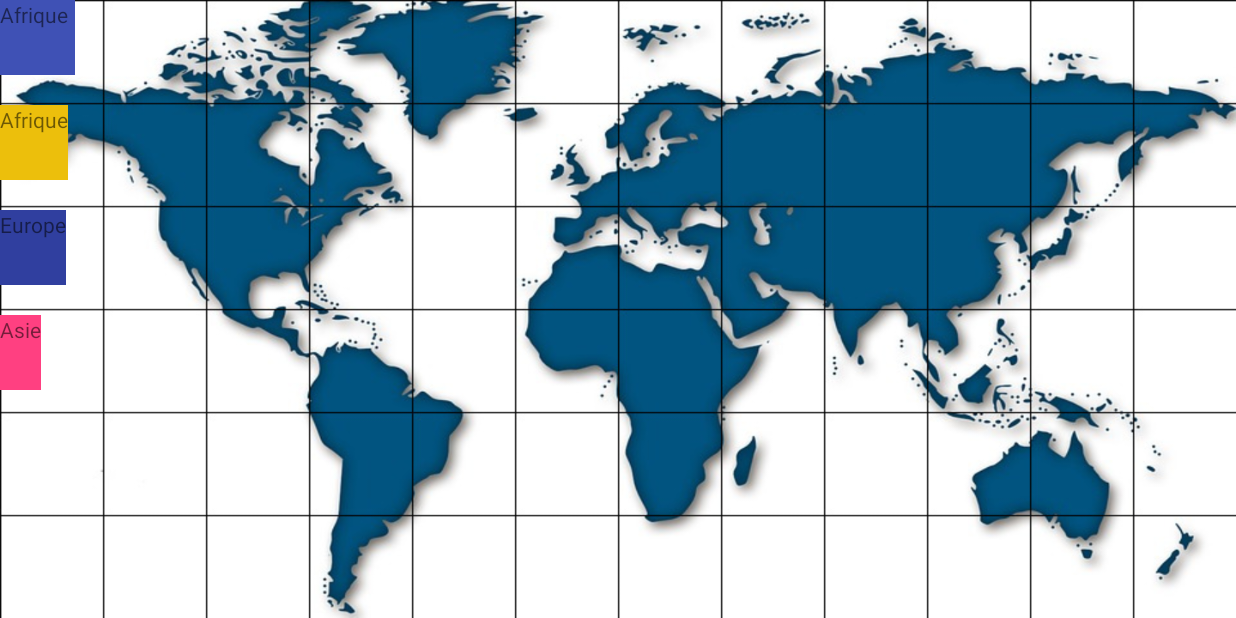
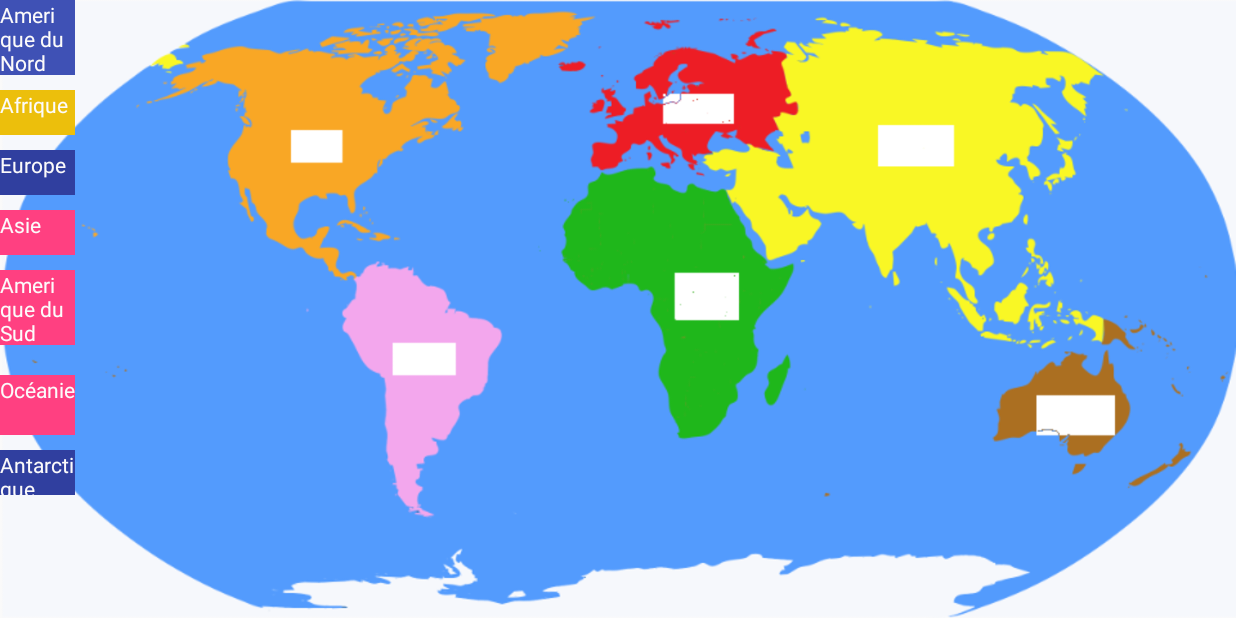
Before and after one commit to RumblingBee/ProjetTutoreAndroid, an Android app: the GeographyTag screen opened directly, with no data from a screen before it, on a phone screen of 824 x 412 dp (held sideways). Run offline under Robolectric (Android 15) with nearby library versions, the phone set to English and light mode, and no system bars.

Commit message:
geography tag fonctionnel avec 7 continents/ musique

```diff
--- a/app/src/main/java/com/example/cassa/entrainementprojettut/GeographyTag.java
+++ b/app/src/main/java/com/example/cassa/entrainementprojettut/GeographyTag.java
@@ -2,6 +2,7 @@ package com.example.cassa.entrainementprojettut;
 
 import android.annotation.SuppressLint;
 import android.graphics.Color;
+import android.media.MediaPlayer;
 import android.os.Bundle;
 import android.view.MotionEvent;
 import android.view.View;
@@ -21,10 +22,15 @@ public class GeographyTag extends GameActivity {
     private TextView mEtiquette2;
     private TextView mEtiquette3;
     private TextView mEtiquette4;
+    private TextView mEtiquette5;
+    private TextView mEtiquette6;
+    private TextView mEtiquette7;
 
     private int nbBonneReponse;
     private int xDelta;
     private int yDelta;
+
+    private MediaPlayer playerEvent;
 
     @Override
     protected void onCreate(Bundle savedInstanceState) {
@@ -36,14 +42,20 @@ public class GeographyTag extends GameActivity {
         mEtiquette2 = (TextView) findViewById(R.id.activity_geographytag_etiquette2_textView);
         mEtiquette3 = (TextView) findViewById(R.id.activity_geographytag_etiquette3_textView);
         mEtiquette4 = (TextView) findViewById(R.id.activity_geographytag_etiquette4_textView);
+        mEtiquette5 = (TextView) findViewById(R.id.activity_geographytag_etiquette5_textView);
+        mEtiquette6 = (TextView) findViewById(R.id.activity_geographytag_etiquette6_textView);
+        mEtiquette7 = (TextView) findViewById(R.id.activity_geographytag_etiquette7_textView);
 
         nbBonneReponse=0;
 
         //On crée les étiquettes
-        Etiquette etiquette1 = new Etiquette("Amerique du Nord",retourTailleEcran()/3,retourTailleEcran()/2,getHauteurEcran()/3,getHauteurEcran());
-        Etiquette etiquette2 = new Etiquette("Afrique",retourTailleEcran()/3,retourTailleEcran()/2,getHauteurEcran()/3,getHauteurEcran());
-        Etiquette etiquette3 = new Etiquette("Europe",retourTailleEcran()*5/12,retourTailleEcran()*7/12,getHauteurEcran()/6,getHauteurEcran()*3/12);
-        Etiquette etiquette4 = new Etiquette("Asie",retourTailleEcran()/3,retourTailleEcran()/2,getHauteurEcran()/3,getHauteurEcran());
+        Etiquette etiquette1 = new Etiquette("Amerique du Nord",retourTailleEcran()*8/48,retourTailleEcran()*3/12,getHauteurEcran()*1/12,getHauteurEcran()*5/24);
+        Etiquette etiquette2 = new Etiquette("Afrique",retourTailleEcran()/2,retourTailleEcran()*7/12,getHauteurEcran()*9/24,getHauteurEcran()*11/24);
+        Etiquette etiquette3 = new Etiquette("Europe",retourTailleEcran()*11/24,retourTailleEcran()*13/24,getHauteurEcran()/12,getHauteurEcran()*2/12);
+        Etiquette etiquette4 = new Etiquette("Asie",retourTailleEcran()*8/12,retourTailleEcran()*18/24,getHauteurEcran()*2/12,getHauteurEcran()*5/24);
+        Etiquette etiquette5 = new Etiquette("Amerique du Sud",retourTailleEcran()*3/12,retourTailleEcran()*4/12,getHauteurEcran()*5/12,getHauteurEcran()*13/24);
+        Etiquette etiquette6 = new Etiquette("Océanie",retourTailleEcran()*19/24,retourTailleEcran()*21/24,getHauteurEcran()*13/24,getHauteurEcran()*15/24);
+        Etiquette etiquette7 = new Etiquette("Antarctique",retourTailleEcran()*3/12,retourTailleEcran()*17/24,getHauteurEcran()*10/12,getHauteurEcran()*11/12);
 
 
         //On attribue la zone de victoire à la textView
@@ -51,25 +63,43 @@ public class GeographyTag extends GameActivity {
         mEtiquette2.setTag(etiquette2.getZoneVictoire());
         mEtiquette3.setTag(etiquette3.getZoneVictoire());
         mEtiquette4.setTag(etiquette4.getZoneVictoire());
+        mEtiquette5.setTag(etiquette5.getZoneVictoire());
+        mEtiquette6.setTag(etiquette6.getZoneVictoire());
+        mEtiquette7.setTag(etiquette7.getZoneVictoire());
 
         //On leur met un nom
         mEtiquette1.setText(etiquette1.getNom());
         mEtiquette2.setText(etiquette2.getNom());
         mEtiquette3.setText(etiquette3.getNom());
         mEtiquette4.setText(etiquette4.getNom());
+        mEtiquette5.setText(etiquette5.getNom());
+        mEtiquette6.setText(etiquette6.getNom());
+        mEtiquette7.setText(etiquette7.getNom());
 
 
         //On lui met le nom de l'étiquette
-        mEtiquette1.setText(etiquette2.getNom());
+        mEtiquette1.setText(etiquette1.getNom());
         mEtiquette2.setText(etiquette2.getNom());
         mEtiquette3.setText(etiquette3.getNom());
         mEtiquette4.setText(etiquette4.getNom());
+        mEtiquette5.setText(etiquette5.getNom());
+        mEtiquette6.setText(etiquette6.getNom());
+        mEtiquette7.setText(etiquette7.getNom());
 
         //On rend la textView "dragable"
         mEtiquette1.setOnTouchListener(onTouchListener());
         mEtiquette2.setOnTouchListener(onTouchListener());
         mEtiquette3.setOnTouchListener(onTouchListener());
         mEtiquette4.setOnTouchListener(onTouchListener());
+        mEtiquette5.setOnTouchListener(onTouchListener());
+        mEtiquette6.setOnTouchListener(onTouchListener());
+        mEtiquette7.setOnTouchListener(onTouchListener());
+
+        //On lance la musique
+        lancerBgMusique(GeographyTag.this,R.raw.geography_music);
+
+
+        playerEvent= MediaPlayer.create(GeographyTag.this,R.raw.envent_sound);
 
 
     }
@@ -102,14 +132,15 @@ public class GeographyTag extends GameActivity {
                         break;
 
                     case MotionEvent.ACTION_UP:
-                        Toast toast;
-                        toast=Toast.makeText(getApplicationContext(),"x="+((x-xDelta)*12)/retourTailleEcran()+"/12 y="+((y-yDelta)*6)/getHauteurEcran()+"/6",Toast.LENGTH_SHORT);
-                        toast.show();
+                        /*Toast toast;
+                        toast=Toast.makeText(getApplicationContext(),"x="+((x-xDelta)*12)/retourTailleEcran()+"/12 y="+((y-yDelta)*12)/getHauteurEcran()+"/12",Toast.LENGTH_SHORT);
+                        toast.show();*/
 
                        if (verifierZone((float[])view.getTag(),(x-xDelta),(y-yDelta))){
                            view.setEnabled(false);
 
                            view.setBackgroundColor(Color.GREEN);
+                           playerEvent.start();
 
                        }
 
@@ -124,7 +155,7 @@ public class GeographyTag extends GameActivity {
         if( positionX >= zoneVictoireEtiquette[0] && positionX <= zoneVictoireEtiquette[1] && positionY>= zoneVictoireEtiquette[2] && positionY <= zoneVictoireEtiquette[3]){
          afficherTexte("Bravo!");
             nbBonneReponse++;
-            if(nbBonneReponse==4){
+            if(nbBonneReponse==7){
                 afficherEcranFin(GeographyTag.this,true,false,0);
             }
             return true;
@@ -133,4 +164,19 @@ public class GeographyTag extends GameActivity {
 
         return false;
     }
+
+    @Override
+    public void onBackPressed()
+    {
+        bgPlayer.stop();
+
+        super.onBackPressed();
+    }
+
+    @Override
+    public void onPause() {
+        super.onPause();
+        bgPlayer.stop();
+
+    }
 }
--- a/app/src/main/res/layout/activity_geographytag.xml
+++ b/app/src/main/res/layout/activity_geographytag.xml
@@ -3,11 +3,12 @@
     xmlns:app="http://schemas.android.com/apk/res-auto"
     xmlns:tools="http://schemas.android.com/tools"
     android:id="@+id/main"
-    android:background="@drawable/grid_map"
+    android:background="@drawable/continent"
     android:layout_width="match_parent"
     android:layout_height="match_parent">
 
     <TextView
+        android:textColor="@color/colorWhite"
         android:id="@+id/activity_geographytag_etiquette1-textView"
         android:layout_width="50dp"
         android:background="@color/colorPrimary"
@@ -18,11 +19,51 @@
         android:src="@drawable/ic_launcher_background" />
 
     <TextView
+        android:textColor="@color/colorWhite"
         android:id="@+id/activity_geographytag_etiquette2-textView"
         android:text="etiquette2"
-        android:layout_marginTop="70dp"
-        android:layout_width="wrap_content"
+        android:layout_marginTop="60dp"
+        android:layout_width= "50dp"
         android:background="@color/orange"
+        android:layout_height="30dp"
+        android:layout_alignParentLeft="true"
+        android:layout_alignParentTop="true"
+        android:contentDescription="@string/app_name"
+        android:src="@drawable/ic_launcher_background" />
+
+    <TextView
+        android:textColor="@color/colorWhite"
+        android:id="@+id/activity_geographytag_etiquette3-textView"
+        android:text="etiquette2"
+        android:layout_marginTop="100dp"
+        android:layout_width="50dp"
+        android:background="@color/colorPrimaryDark"
+        android:layout_height="30dp"
+        android:layout_alignParentLeft="true"
+        android:layout_alignParentTop="true"
+        android:contentDescription="@string/app_name"
+        android:src="@drawable/ic_launcher_background" />
+
+    <TextView
+        android:textColor="@color/colorWhite"
+        android:id="@+id/activity_geographytag_etiquette4-textView"
+        android:text="etiquette2"
+        android:layout_marginTop="140dp"
+        android:layout_width="50dp"
+        android:background="@color/colorAccent"
+        android:layout_height="30dp"
+        android:layout_alignParentLeft="true"
+        android:layout_alignParentTop="true"
+        android:contentDescription="@string/app_name"
+        android:src="@drawable/ic_launcher_background" />
+
+    <TextView
+        android:textColor="@color/colorWhite"
+        android:id="@+id/activity_geographytag_etiquette5-textView"
+        android:text="etiquette2"
+        android:layout_marginTop="180dp"
+        android:layout_width="50dp"
+        android:background="@color/colorAccent"
         android:layout_height="50dp"
         android:layout_alignParentLeft="true"
         android:layout_alignParentTop="true"
@@ -30,24 +71,26 @@
         android:src="@drawable/ic_launcher_background" />
 
     <TextView
-        android:id="@+id/activity_geographytag_etiquette3-textView"
+        android:textColor="@color/colorWhite"
+        android:id="@+id/activity_geographytag_etiquette6-textView"
         android:text="etiquette2"
-        android:layout_marginTop="140dp"
-        android:layout_width="wrap_content"
-        android:background="@color/colorPrimaryDark"
-        android:layout_height="50dp"
+        android:layout_marginTop="250dp"
+        android:layout_width="50dp"
+        android:background="@color/colorAccent"
+        android:layout_height="40dp"
         android:layout_alignParentLeft="true"
         android:layout_alignParentTop="true"
         android:contentDescription="@string/app_name"
         android:src="@drawable/ic_launcher_background" />
 
     <TextView
-        android:id="@+id/activity_geographytag_etiquette4-textView"
+        android:textColor="@color/colorWhite"
+        android:id="@+id/activity_geographytag_etiquette7-textView"
         android:text="etiquette2"
-        android:layout_marginTop="210dp"
-        android:layout_width="wrap_content"
-        android:background="@color/colorAccent"
-        android:layout_height="50dp"
+        android:layout_marginTop="300dp"
+        android:layout_width="50dp"
+        android:background="@color/colorPrimaryDark"
+        android:layout_height="30dp"
         android:layout_alignParentLeft="true"
         android:layout_alignParentTop="true"
         android:contentDescription="@string/app_name"
--- a/app/src/main/res/values/colors.xml
+++ b/app/src/main/res/values/colors.xml
@@ -3,4 +3,5 @@
     <color name="colorPrimary">#3F51B5</color>
     <color name="colorPrimaryDark">#303F9F</color>
     <color name="colorAccent">#FF4081</color>
+    <color name="colorWhite">#fcfbfb</color>
 </resources>
```
Also changed, not shown: app/src/main/res/drawable/continent.png (added), 1 other file.
